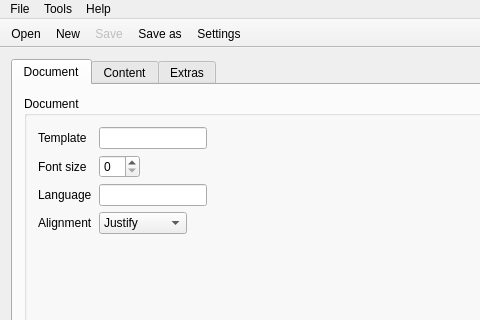
Old version of the form clattr.ui in the repository blblblu/Clattr; both pictures show x 0 to 480 and y 0 to 320 of the 800 by 600 pixel window.
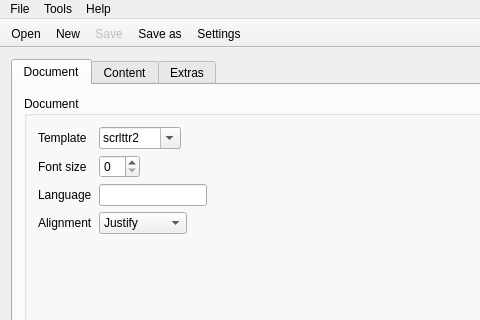
New version of the form. Icons and pictures are not drawn.

What changed in the file:
```diff
--- a/clattr.ui
+++ b/clattr.ui
@@ -70,16 +70,6 @@
              </property>
             </widget>
            </item>
-           <item row="0" column="1">
-            <widget class="QLineEdit" name="inputTemplate">
-             <property name="enabled">
-              <bool>true</bool>
-             </property>
-             <property name="text">
-              <string/>
-             </property>
-            </widget>
-           </item>
            <item row="1" column="0">
             <widget class="QLabel" name="labelFontsize">
              <property name="text">
@@ -130,6 +120,23 @@
              </item>
             </widget>
            </item>
+           <item row="0" column="1">
+            <widget class="QComboBox" name="inputTemplate">
+             <property name="editable">
+              <bool>true</bool>
+             </property>
+             <item>
+              <property name="text">
+               <string>scrlttr2</string>
+              </property>
+             </item>
+             <item>
+              <property name="text">
+               <string>scrlttr2old</string>
+              </property>
+             </item>
+            </widget>
+           </item>
           </layout>
          </widget>
         </item>
```
Left out of the diff: 26 changed lines with no effect on the pictures.
